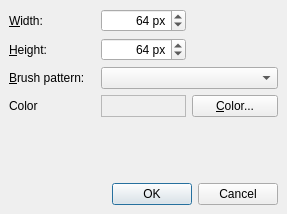
First picture: the form in gui/mainWindow/newimagedlg.ui, repository Dev-Learn/LearnPython, before the edit.
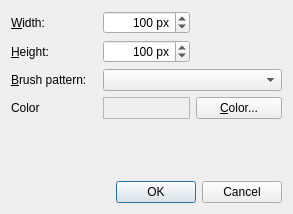
Second picture: the form after the edit.

```diff
--- a/gui/mainWindow/newimagedlg.ui
+++ b/gui/mainWindow/newimagedlg.ui
@@ -1,31 +1,25 @@
 <ui version="4.0" >
  <class>NewImageDlg</class>
- <widget class="QDialog" name="NewImageDlg" >
-  <property name="geometry" >
+ <widget class="QDialog" name="NewImageDlg">
+  <property name="geometry">
    <rect>
     <x>0</x>
     <y>0</y>
-    <width>287</width>
+    <width>293</width>
     <height>214</height>
    </rect>
   </property>
   <property name="windowTitle" >
    <string>Image Chooser - New Image</string>
   </property>
-  <layout class="QGridLayout" >
-   <property name="margin" >
-    <number>9</number>
-   </property>
-   <property name="spacing" >
-    <number>6</number>
-   </property>
-   <item row="5" column="1" colspan="2" >
-    <widget class="QDialogButtonBox" name="buttonBox" >
-     <property name="orientation" >
+  <layout class="QGridLayout">
+   <item row="5" column="1" colspan="2">
+    <widget class="QDialogButtonBox" name="buttonBox">
+     <property name="orientation">
       <enum>Qt::Horizontal</enum>
      </property>
-     <property name="standardButtons" >
-      <set>QDialogButtonBox::Cancel|QDialogButtonBox::NoButton|QDialogButtonBox::Ok</set>
+     <property name="standardButtons">
+      <set>QDialogButtonBox::Cancel|QDialogButtonBox::Ok</set>
      </property>
     </widget>
    </item>
@@ -113,17 +107,17 @@
      <property name="suffix" >
       <string> px</string>
      </property>
-     <property name="maximum" >
-      <number>512</number>
-     </property>
-     <property name="minimum" >
+     <property name="minimum">
       <number>8</number>
      </property>
-     <property name="singleStep" >
+     <property name="maximum">
+      <number>512</number>
+     </property>
+     <property name="singleStep">
       <number>4</number>
      </property>
-     <property name="value" >
-      <number>64</number>
+     <property name="value">
+      <number>100</number>
      </property>
     </widget>
    </item>
@@ -135,17 +129,17 @@
      <property name="suffix" >
       <string> px</string>
      </property>
-     <property name="maximum" >
-      <number>512</number>
-     </property>
-     <property name="minimum" >
+     <property name="minimum">
       <number>8</number>
      </property>
-     <property name="singleStep" >
+     <property name="maximum">
+      <number>512</number>
+     </property>
+     <property name="singleStep">
       <number>4</number>
      </property>
-     <property name="value" >
-      <number>64</number>
+     <property name="value">
+      <number>100</number>
      </property>
     </widget>
    </item>
```
Left out of the diff: 87 changed lines with no effect on the pictures.
